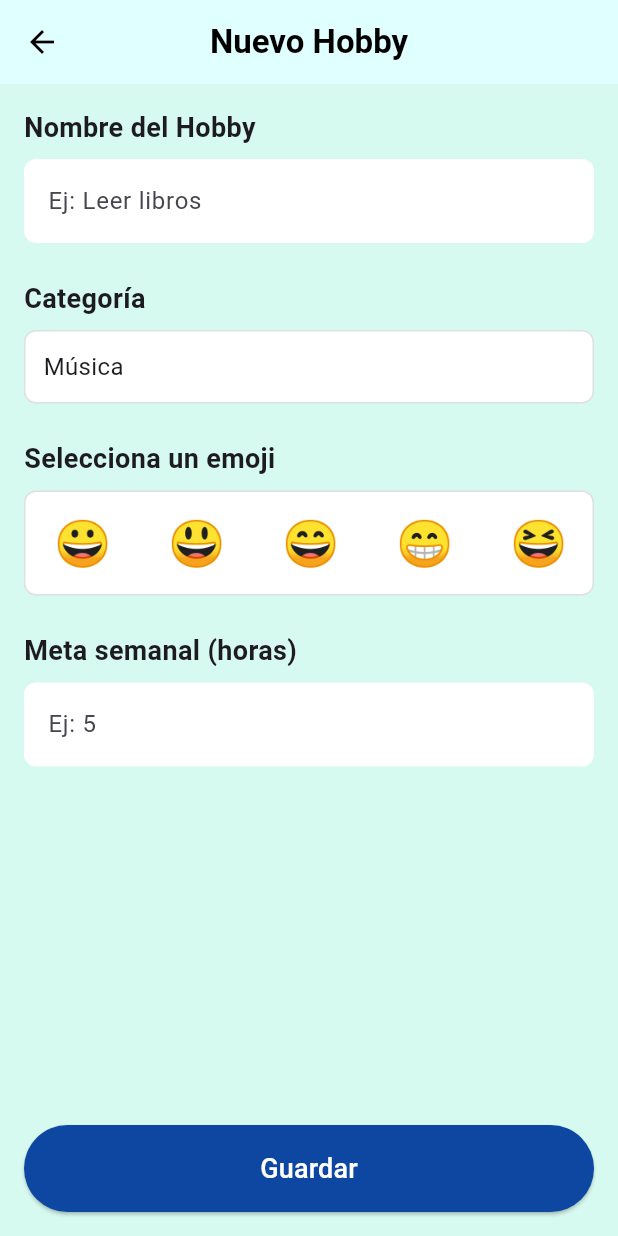
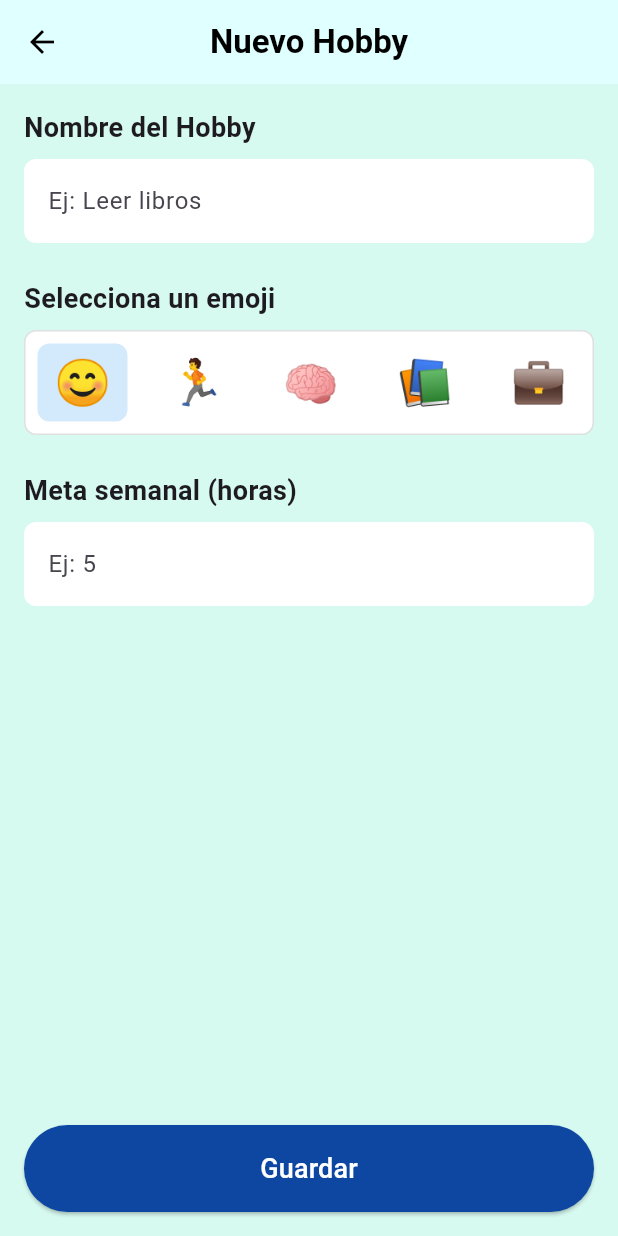
Before and after one commit to BotiDein/Routiny-verdadero, a Flutter app: the HobbyFormScreen screen opened directly, on a phone screen of 412 x 824 dp. Run offline on Flutter 3.47's test engine with Material 3 defaults, Android fonts, the phone set to English and light mode, and no system bars; our stand-ins replace cloud_firestore, firebase_auth, firebase_core, google_sign_in; accounts and stored records are empty.

Commit message:
Arreglo de error flecha que cierra sesión y modulo de hobbies categorias redundantes
La flecha diabólica fue derrotada y emojis y categorias que eran redudantes en el modulo de hobbies fueron cambiados y eliminados

```diff
--- a/inicio_sesion/lib/screens/hobby_form_screen.dart
+++ b/inicio_sesion/lib/screens/hobby_form_screen.dart
@@ -1,5 +1,4 @@
 import 'package:flutter/material.dart';
-import '../widgets/category_dialog.dart';
 
 class HobbyFormScreen extends StatefulWidget {
   final Map<String, dynamic>? hobby;
@@ -20,26 +19,11 @@ class _HobbyFormScreenState extends State<HobbyFormScreen> {
   final TextEditingController _weeklyGoalController = TextEditingController();
 
   String _selectedEmoji = '😊';
-  String _selectedCategory = 'Música';
 
   final List<String> _emojis = [
-    '😀', '😃', '😄', '😁', '😆', '😅', '😂', '🤣', '😊', '😇',
-    '🙂', '🙃', '😉', '😌', '😍', '🥰', '😘', '😗', '😙', '😚',
-    '😋', '😛', '😝', '😜', '🤪', '🤨', '🧐', '🤓', '😎', '🤩',
-    '🥳', '😏', '😒', '😞', '😔', '😟', '😕', '🙁', '☹️', '😣',
-    '😖', '😫', '😩', '🥺', '😢', '😭', '😤', '😠', '😡', '🤬',
-    '🤯', '😳', '🥵', '🥶', '😱', '😨', '😰', '😥', '😓', '🤗',
-    '🤔', '🤭', '🤫', '🤥', '😶', '😐', '😑', '😬', '🙄', '😯',
-  ];
-
-  final List<String> _categories = [
-    'Música',
-    'Deportes',
-    'Arte',
-    'Lectura',
-    'Cocina',
-    'Viajes',
-    'Tecnología',
+      '😊', '🏃', '🧠', '📚', '💼', '🍎', '💪', '🧘', '🎯', '⚽',
+      '🎮', '🎨', '🎵', '🍳', '🌱', '💻', '🏠', '🚗', '✈️', '🛒',
+      '💰', '🎓', '🔬', '🧪', '🧬', '🔭', '📱', '📷', '🎬', '📺',
   ];
 
   @override
@@ -50,7 +34,6 @@ class _HobbyFormScreenState extends State<HobbyFormScreen> {
     if (widget.isEditing && widget.hobby != null) {
       _nameController.text = widget.hobby!['name'] ?? '';
       _selectedEmoji = widget.hobby!['icon'] ?? '😊';
-      _selectedCategory = widget.hobby!['category'] ?? 'Música';
 
       // Extraer la meta semanal si existe
       if (widget.hobby!['weeklyGoal'] != null) {
@@ -69,22 +52,7 @@ class _HobbyFormScreenState extends State<HobbyFormScreen> {
     super.dispose();
   }
 
-  void _showCategoryDialog() {
-    showDialog(
-      context: context,
-      builder: (BuildContext context) {
-        return CategoryDialog(
-          categories: _categories,
-          selectedCategory: _selectedCategory,
-          onCategorySelected: (category) {
-            setState(() {
-              _selectedCategory = category;
-            });
-          },
-        );
-      },
-    );
-  }
+
 
   @override
   Widget build(BuildContext context) {
@@ -131,33 +99,6 @@ class _HobbyFormScreenState extends State<HobbyFormScreen> {
                   ),
                   filled: true,
                   fillColor: Colors.white,
-                ),
-              ),
-              const SizedBox(height: 24),
-
-              // Categoría
-              const Text(
-                'Categoría',
-                style: TextStyle(
-                  fontSize: 18,
-                  fontWeight: FontWeight.bold,
-                ),
-              ),
-              const SizedBox(height: 8),
-              GestureDetector(
-                onTap: _showCategoryDialog,
-                child: Container(
-                  width: double.infinity,
-                  padding: const EdgeInsets.all(12),
-                  decoration: BoxDecoration(
-                    color: Colors.white,
-                    borderRadius: BorderRadius.circular(8),
-                    border: Border.all(color: Colors.grey.shade300),
-                  ),
-                  child: Text(
-                    _selectedCategory,
-                    style: const TextStyle(fontSize: 16),
-                  ),
                 ),
               ),
               const SizedBox(height: 24),
@@ -244,7 +185,6 @@ class _HobbyFormScreenState extends State<HobbyFormScreen> {
                       Navigator.pop(context, {
                         'name': _nameController.text,
                         'icon': _selectedEmoji,
-                        'category': _selectedCategory,
                         'time': '00:00:00',
                         'weeklyGoal': _weeklyGoalController.text.isNotEmpty
                             ? '${_weeklyGoalController.text}:00:00'
--- a/inicio_sesion/lib/screens/main_screen.dart
+++ b/inicio_sesion/lib/screens/main_screen.dart
@@ -57,6 +57,7 @@ class _MainScreenState extends State<MainScreen> {
     return Scaffold(
       appBar: AppBar(
         backgroundColor: const Color(0xFF4A90E2),
+        automaticallyImplyLeading: false, // <-- Añade esto
         title: Text(
           _pageTitles[_selectedIndex],
           style: TextStyle(
```
